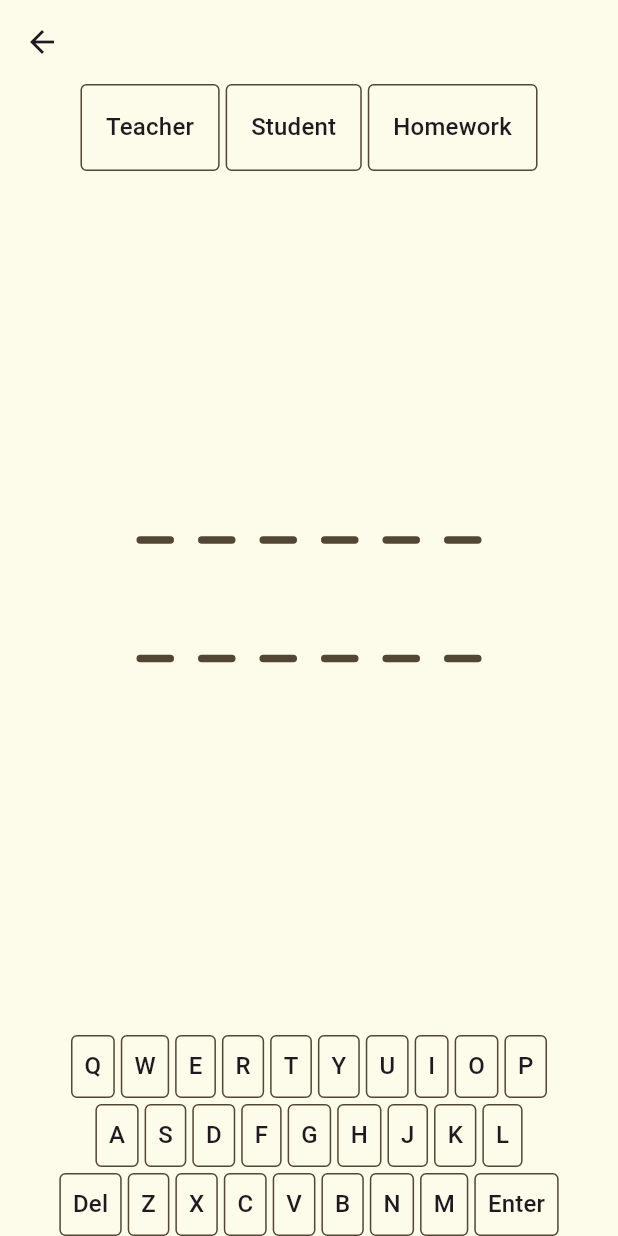
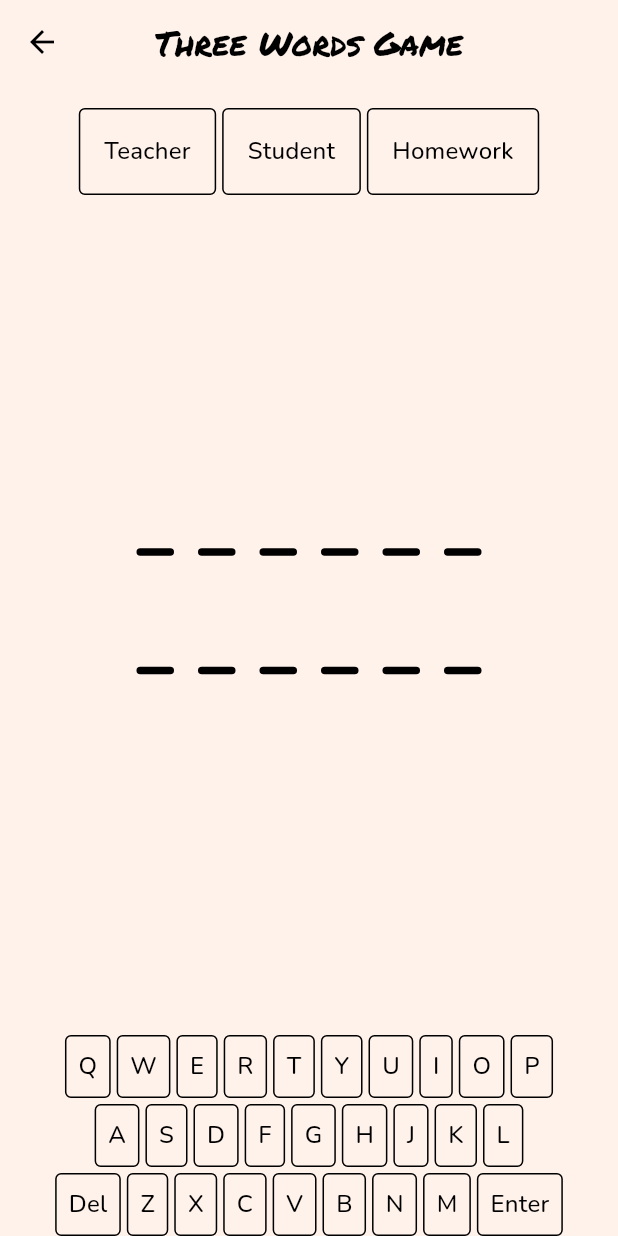
Before and after one commit to burakiscoding/four_words_game, a Flutter app: the GameScreen screen opened directly, on a phone screen of 412 x 824 dp. Run offline on Flutter 3.47's test engine with Material 3 defaults, Android fonts, the phone set to English and light mode, and no system bars; drawn by our look-alikes of flutter_animate; our stand-ins replace equatable, flutter_riverpod, flutter_svg, riverpod, sqflite; accounts and stored records are empty.

Commit message:
added themes and custom ext

```diff
--- /dev/null
+++ b/lib/core/theme/app_themes.dart
@@ -0,0 +1,112 @@
+import 'package:flutter/material.dart';
+import 'package:four_words_game/core/theme/game_colors.dart';
+
+class AppColors {
+  static const Color black = Colors.black;
+  static const Color lightOrange = Color(0xffFFD6BA);
+  static const Color beige = Color(0xFFFFF2EB);
+  static const Color green = Colors.green;
+  static const Color orange = Colors.orange;
+}
+
+class AppThemes {
+  static const GameColors _gameColors = GameColors(
+    posCorrectColor: AppColors.green,
+    posWrongColor: AppColors.orange,
+    notInWordColor: AppColors.black,
+  );
+
+  static ThemeData light = ThemeData(
+    useMaterial3: true,
+    brightness: Brightness.light,
+    primaryColor: AppColors.lightOrange,
+    scaffoldBackgroundColor: AppColors.beige,
+    fontFamily: 'Nunito',
+    extensions: <ThemeExtension<dynamic>>[_gameColors],
+    elevatedButtonTheme: ElevatedButtonThemeData(
+      style: ElevatedButton.styleFrom(
+        backgroundColor: AppColors.lightOrange,
+        foregroundColor: AppColors.black,
+        shape: RoundedRectangleBorder(borderRadius: BorderRadius.circular(4)),
+        textStyle: TextStyle(fontFamily: 'PermanentMarker', color: AppColors.black, fontSize: 22),
+      ),
+    ),
+    appBarTheme: AppBarTheme(
+      backgroundColor: AppColors.beige,
+      titleTextStyle: TextStyle(fontFamily: 'PermanentMarker', color: AppColors.black, fontSize: 22),
+      centerTitle: true,
+    ),
+    colorScheme: ColorScheme(
+      brightness: Brightness.light,
+      primary: AppColors.lightOrange,
+      onPrimary: AppColors.black,
+      secondary: AppColors.lightOrange,
+      onSecondary: AppColors.black,
+      error: AppColors.lightOrange,
+      onError: AppColors.black,
+      surface: AppColors.lightOrange,
+      onSurface: AppColors.black,
+    ),
+
+    buttonTheme: ButtonThemeData(
+      colorScheme: ColorScheme(
+        brightness: Brightness.light,
+        primary: AppColors.lightOrange,
+        onPrimary: AppColors.black,
+        secondary: AppColors.lightOrange,
+        onSecondary: AppColors.black,
+        error: AppColors.lightOrange,
+        onError: AppColors.black,
+        surface: AppColors.lightOrange,
+        onSurface: AppColors.black,
+      ),
+    ),
+  );
+
+  static ThemeData dark = ThemeData(
+    useMaterial3: true,
+    brightness: Brightness.dark,
+    primaryColor: AppColors.lightOrange,
+    scaffoldBackgroundColor: AppColors.beige,
+    fontFamily: 'Nunito',
+    extensions: <ThemeExtension<dynamic>>[_gameColors],
+    elevatedButtonTheme: ElevatedButtonThemeData(
+      style: ElevatedButton.styleFrom(
+        backgroundColor: AppColors.lightOrange,
+        foregroundColor: AppColors.black,
+        shape: RoundedRectangleBorder(borderRadius: BorderRadius.circular(4)),
+        textStyle: TextStyle(fontFamily: 'PermanentMarker', color: AppColors.black, fontSize: 22),
+      ),
+    ),
+    appBarTheme: AppBarTheme(
+      backgroundColor: AppColors.beige,
+      titleTextStyle: TextStyle(fontFamily: 'PermanentMarker', color: AppColors.black, fontSize: 22),
+      centerTitle: true,
+    ),
+    colorScheme: ColorScheme(
+      brightness: Brightness.dark,
+      primary: AppColors.lightOrange,
+      onPrimary: AppColors.black,
+      secondary: AppColors.lightOrange,
+      onSecondary: AppColors.black,
+      error: AppColors.lightOrange,
+      onError: AppColors.black,
+      surface: AppColors.lightOrange,
+      onSurface: AppColors.black,
+    ),
+
+    buttonTheme: ButtonThemeData(
+      colorScheme: ColorScheme(
+        brightness: Brightness.light,
+        primary: AppColors.lightOrange,
+        onPrimary: AppColors.black,
+        secondary: AppColors.lightOrange,
+        onSecondary: AppColors.black,
+        error: AppColors.lightOrange,
+        onError: AppColors.black,
+        surface: AppColors.lightOrange,
+        onSurface: AppColors.black,
+      ),
+    ),
+  );
+}
--- /dev/null
+++ b/lib/core/theme/game_colors.dart
@@ -0,0 +1,30 @@
+import 'package:flutter/material.dart';
+
+class GameColors extends ThemeExtension<GameColors> {
+  final Color posCorrectColor;
+  final Color posWrongColor;
+  final Color notInWordColor;
+
+  const GameColors({required this.posCorrectColor, required this.posWrongColor, required this.notInWordColor});
+  @override
+  ThemeExtension<GameColors> copyWith({Color? posCorrectColor, Color? posWrongColor, Color? notInWordColor}) {
+    return GameColors(
+      posCorrectColor: posCorrectColor ?? this.posCorrectColor,
+      posWrongColor: posWrongColor ?? this.posWrongColor,
+      notInWordColor: notInWordColor ?? this.notInWordColor,
+    );
+  }
+
+  @override
+  ThemeExtension<GameColors> lerp(covariant ThemeExtension<GameColors>? other, double t) {
+    if (other is! GameColors) {
+      return this;
+    }
+
+    return GameColors(
+      posCorrectColor: Color.lerp(posCorrectColor, other.posCorrectColor, t) ?? posCorrectColor,
+      posWrongColor: Color.lerp(posWrongColor, other.posWrongColor, t) ?? posWrongColor,
+      notInWordColor: Color.lerp(notInWordColor, other.notInWordColor, t) ?? notInWordColor,
+    );
+  }
+}
--- a/lib/features/game/presentation/state/game_notifier.dart
+++ b/lib/features/game/presentation/state/game_notifier.dart
@@ -29,6 +29,15 @@ class GameNotifier extends StateNotifier<GameState> {
 
   void cancelTimer() {
     _timer?.cancel();
+    _timer = null;
+    print("timer cancelled");
+  }
+
+  @override
+  void dispose() {
+    _timer?.cancel();
+    print("game notifier disposed");
+    super.dispose();
   }
 
   void _startTimer() {
@@ -126,7 +135,7 @@ class GameNotifier extends StateNotifier<GameState> {
   }
 }
 
-final gameProvider = StateNotifierProvider<GameNotifier, GameState>((ref) {
+final gameProvider = StateNotifierProvider.autoDispose<GameNotifier, GameState>((ref) {
   return GameNotifier(
     gameHelper: ref.watch(gameHelperProvider),
     getNextWordUseCase: ref.watch(getNextWordUseCaseProvider),
--- a/lib/features/game/presentation/ui/game_screen.dart
+++ b/lib/features/game/presentation/ui/game_screen.dart
@@ -24,17 +24,11 @@ class _GameScreenState extends ConsumerState<GameScreen> {
   }
 
   @override
-  void dispose() {
-    ref.read(gameProvider.notifier).cancelTimer();
-    super.dispose();
-  }
-
-  @override
   Widget build(BuildContext context) {
     final state = ref.watch(gameProvider);
 
     if (state.isWordsOver) {
-      return EndOfGameScreen();
+      return EndOfGameScreen(onPop: _pop);
     }
 
     if (state.errorMessage != null) {
@@ -42,11 +36,11 @@ class _GameScreenState extends ConsumerState<GameScreen> {
     }
 
     return Scaffold(
-      backgroundColor: Color.fromRGBO(253, 251, 234, 1),
-      appBar: AppBar(backgroundColor: Color.fromRGBO(253, 251, 234, 1)),
+      appBar: AppBar(title: Text('Three Words Game')),
       body: SafeArea(
         child: Column(
           children: [
+            const SizedBox(height: 16),
             KeywordsView(keywords: state.wordCard.keywords),
             Spacer(),
             WordAndLastWordView(
@@ -66,4 +60,8 @@ class _GameScreenState extends ConsumerState<GameScreen> {
       ),
     );
   }
+
+  void _pop() {
+    Navigator.of(context).pop();
+  }
 }
--- a/lib/features/game/presentation/ui/keyboard_view.dart
+++ b/lib/features/game/presentation/ui/keyboard_view.dart
@@ -1,4 +1,5 @@
 import 'package:flutter/material.dart';
+import 'package:four_words_game/core/extensions/context_x.dart';
 
 class KeyboardView extends StatelessWidget {
   final ValueChanged<String>? onKeyPressed;
@@ -53,10 +54,10 @@ class _KeyboardLetterView extends StatelessWidget {
       child: Container(
         padding: const EdgeInsets.all(8),
         decoration: BoxDecoration(
-          border: Border.all(color: Color.fromRGBO(83, 70, 52, 1)),
+          border: Border.all(color: context.colorScheme.onPrimary),
           borderRadius: BorderRadius.all(Radius.circular(4)),
         ),
-        child: Text(letter, style: Theme.of(context).textTheme.titleMedium),
+        child: Text(letter, style: context.textTheme.titleMedium),
       ),
     );
   }
--- a/lib/features/game/presentation/ui/keywords_view.dart
+++ b/lib/features/game/presentation/ui/keywords_view.dart
@@ -1,4 +1,6 @@
 import 'package:flutter/material.dart';
+import 'package:four_words_game/core/extensions/context_x.dart';
+import 'package:four_words_game/core/theme/app_themes.dart';
 
 class KeywordsView extends StatelessWidget {
   final List<String> keywords;
@@ -25,11 +27,11 @@ class _KeywordCardView extends StatelessWidget {
   Widget build(BuildContext context) {
     return Container(
       decoration: BoxDecoration(
-        border: Border.all(color: Color.fromRGBO(83, 70, 52, 1)),
+        border: Border.all(color: context.colorScheme.onPrimary),
         borderRadius: BorderRadius.all(Radius.circular(4)),
       ),
       padding: const EdgeInsets.all(16),
-      child: Text(keyword, style: Theme.of(context).textTheme.titleMedium, textAlign: TextAlign.center),
+      child: Text(keyword, style: context.textTheme.titleMedium, textAlign: TextAlign.center),
     );
   }
 }
--- a/lib/features/game/presentation/ui/word_and_last_word_view.dart
+++ b/lib/features/game/presentation/ui/word_and_last_word_view.dart
@@ -1,4 +1,6 @@
 import 'package:flutter/material.dart';
+import 'package:four_words_game/core/extensions/context_x.dart';
+import 'package:four_words_game/core/theme/app_themes.dart';
 import 'package:four_words_game/features/game/presentation/models/letter.dart';
 import 'package:flutter_animate/flutter_animate.dart';
 
@@ -61,14 +63,10 @@ class _WordText extends StatelessWidget {
         children: [
           Text(
             "You Won!",
-            style: Theme.of(context).textTheme.titleLarge?.copyWith(
-              color: Color.fromRGBO(83, 70, 52, 1),
-              fontWeight: FontWeight.bold,
-              letterSpacing: 2,
-            ),
+            style: context.textTheme.titleLarge?.copyWith(fontWeight: FontWeight.bold, letterSpacing: 2),
             textAlign: TextAlign.center,
           ),
-          Text("Next word in $remaniningSeconds", style: Theme.of(context).textTheme.titleSmall),
+          Text("Next word in $remaniningSeconds", style: context.textTheme.titleSmall),
         ],
       );
     } else {
@@ -96,9 +94,7 @@ class _WordChar extends StatelessWidget {
       width: 25,
       child: Text(
         letter,
-        style: Theme.of(
-          context,
-        ).textTheme.titleLarge?.copyWith(color: Color.fromRGBO(83, 70, 52, 1), fontWeight: FontWeight.bold),
+        style: context.textTheme.titleLarge?.copyWith(fontWeight: FontWeight.bold),
         textAlign: TextAlign.center,
       ),
     );
@@ -110,16 +106,16 @@ class _LastWordChar extends StatelessWidget {
 
   const _LastWordChar(this.letter);
 
-  Color _colorForState(LetterState state) {
+  Color _colorForState(LetterState state, BuildContext context) {
     switch (state) {
       case LetterState.posCorrect:
-        return Colors.green;
+        return context.gameColors.posCorrectColor;
       case LetterState.posWrong:
-        return Colors.orange;
+        return context.gameColors.posWrongColor;
       case LetterState.notInWord:
-        return Color.fromRGBO(83, 70, 52, 1);
+        return context.gameColors.notInWordColor;
       case LetterState.none:
-        return Color.fromRGBO(83, 70, 52, 1);
+        return context.gameColors.notInWordColor;
     }
   }
 
@@ -133,9 +129,10 @@ class _LastWordChar extends StatelessWidget {
       width: 25,
       child: Text(
         letter.value,
-        style: Theme.of(
-          context,
-        ).textTheme.titleLarge?.copyWith(color: _colorForState(letter.state), fontWeight: FontWeight.bold),
+        style: context.textTheme.titleLarge?.copyWith(
+          color: _colorForState(letter.state, context),
+          fontWeight: FontWeight.bold,
+        ),
         textAlign: TextAlign.center,
       ),
     );
@@ -151,7 +148,7 @@ class _Line extends StatelessWidget {
       width: 25,
       height: 5,
       decoration: BoxDecoration(
-        color: Color.fromRGBO(83, 70, 52, 1),
+        color: context.colorScheme.onPrimary,
         borderRadius: BorderRadius.all(Radius.circular(10)),
       ),
     );
--- a/lib/features/menu/presentation/ui/menu_screen.dart
+++ b/lib/features/menu/presentation/ui/menu_screen.dart
@@ -14,8 +14,6 @@ class _MenuScreenState extends State<MenuScreen> {
   @override
   Widget build(BuildContext context) {
     return Scaffold(
-      // backgroundColor: Color(0xFFFFF2E0),
-      backgroundColor: Color(0xFFFFF2EB),
       body: SafeArea(
         child: Center(
           child: Column(
--- a/lib/main.dart
+++ b/lib/main.dart
@@ -1,6 +1,7 @@
 import 'package:flutter/material.dart';
 import 'package:flutter_riverpod/flutter_riverpod.dart';
 import 'package:four_words_game/core/db/db_seed_service.dart';
+import 'package:four_words_game/core/theme/app_themes.dart';
 import 'package:four_words_game/features/menu/presentation/ui/menu_screen.dart';
 
 Future<void> main() async {
@@ -19,7 +20,8 @@ class MyApp extends StatelessWidget {
   Widget build(BuildContext context) {
     return MaterialApp(
       title: 'Four Words Game',
-      theme: ThemeData(colorScheme: ColorScheme.fromSeed(seedColor: Colors.deepPurple)),
+      theme: AppThemes.light,
+      darkTheme: AppThemes.dark,
       home: const MenuScreen(),
     );
   }
```
Also changed, not shown: lib/core/extensions/context_x.dart (added, +9 -0 lines), lib/features/game/presentation/ui/end_of_game_screen.dart (+17 -8 lines), lib/features/history/presentation/ui/history_screen.dart (+12 -22 lines), lib/features/menu/presentation/ui/menu_button.dart (+2 -13 lines).
